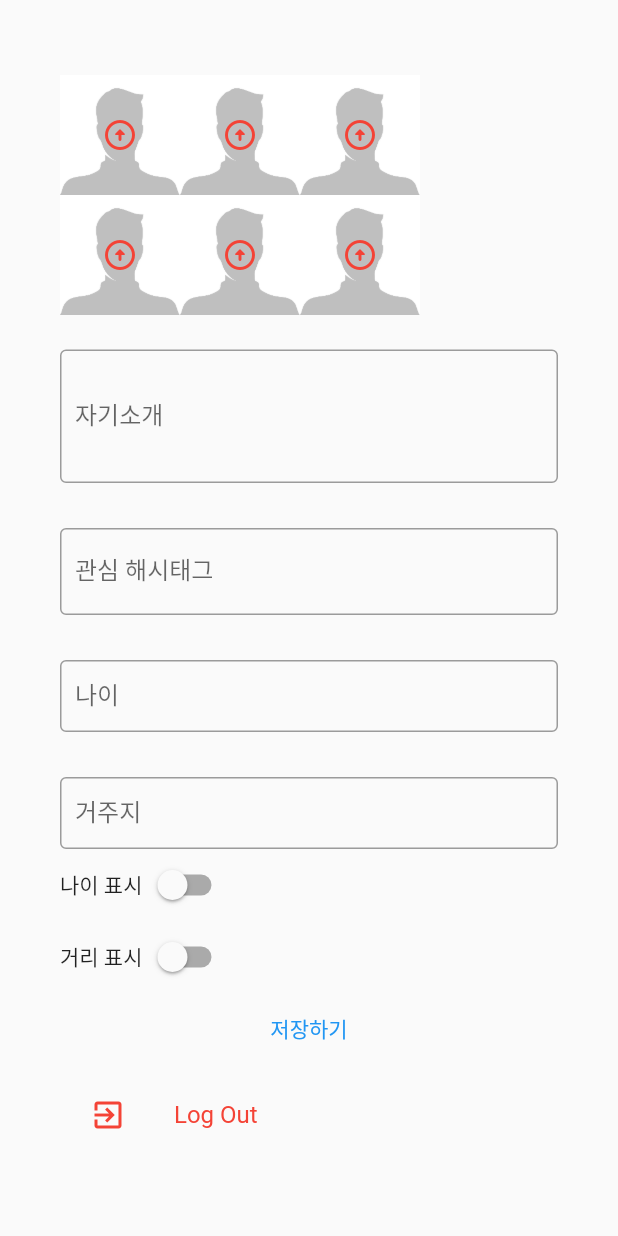
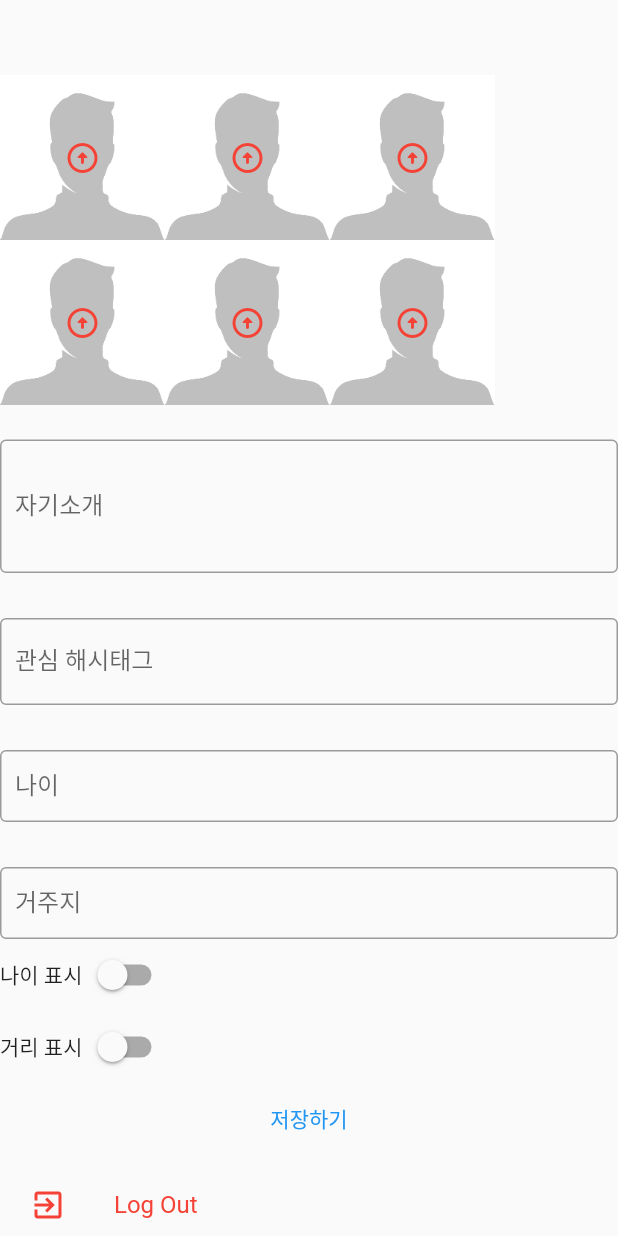
Before and after one commit to LoveCTTS/Alchemy, a Flutter app: the ProfilePage screen opened directly, on a phone screen of 412 x 824 dp. Run offline on Flutter 3.47's test engine with Material 2 defaults, Android fonts, the phone set to English and light mode, and no system bars; our stand-ins replace cloud_firestore, firebase_auth, firebase_core, firebase_storage, flutter_spinkit, geolocator and 4 more; accounts and stored records are empty; Roboto replaces fonts that are missing (Raleway-Regular).

Commit message:
Version1.3.4

```diff
--- a/lib/pages/friends_chat_page.dart
+++ b/lib/pages/friends_chat_page.dart
@@ -135,10 +135,10 @@ class _FriendsChatPageState extends State<FriendsChatPage> {
   //채팅 페이지 디자인 관련 코드인데, 직접 실시간으로 조절하면서 디자인하면되니 설명은 생략함.
   @override
   Widget build(BuildContext context) {
-    //그룹채팅창에서 아무데나 터치해도 될수있게 하기위해 GestureDetector로 Scaffold 전체를 감싸줌
+
     return GestureDetector(
         onTap:(){
-          //사용자들이 그룹채팅창에서 아무데나 터치해도 TextEditor이 내려갈수있게?사라질수있게??하기위해 Focus Out시키는 코드를 삽입
+
           FocusScopeNode currentFocus = FocusScope.of(context); //현재 앱의 focus를 어디에 두고있는지 정보를 저장하고있는 context를 가져와서 currentFocus에 저장
           //Focus가 현재 잡혀있다면(아래 코드는 포커스관련 오류방지를위해 반드시 작성해주어야함)
           if(!currentFocus.hasPrimaryFocus){
--- a/lib/pages/profile_page.dart
+++ b/lib/pages/profile_page.dart
@@ -230,10 +230,10 @@ class _ProfilePageState extends State<ProfilePage> {
     return Scaffold(
         body: GestureDetector(
             child:ListView(
-          padding: EdgeInsets.symmetric(vertical: 50.0,horizontal: 40),
+          padding: EdgeInsets.symmetric(vertical: 50.0,horizontal: 0),
           children: <Widget>[
 
-            Row(
+                Row(
                 children: [
                   GestureDetector(
                       onTap: (){
@@ -241,8 +241,8 @@ class _ProfilePageState extends State<ProfilePage> {
                         _popupEdit(context,0);
                       },
                       child: Container(
-                        height: 80,
-                        width: 80,
+                        height: 110,
+                        width: 110,
                         child: Align(alignment: Alignment.center,child:IconButton(icon: Icon(Icons.arrow_circle_up_rounded, color: Colors.red))),
                         decoration: BoxDecoration(
                           shape: BoxShape.rectangle,
@@ -258,8 +258,8 @@ class _ProfilePageState extends State<ProfilePage> {
                         _popupEdit(context,1);
                       },
                       child: Container(
-                        height: 80,
-                        width: 80,
+                        height: 110,
+                        width: 110,
                         child: Align(alignment: Alignment.center,child:IconButton(icon: Icon(Icons.arrow_circle_up_rounded, color: Colors.red))),
                         decoration: BoxDecoration(
                           shape: BoxShape.rectangle,
@@ -275,8 +275,8 @@ class _ProfilePageState extends State<ProfilePage> {
                         _popupEdit(context,2);
                       },
                       child: Container(
-                        height: 80,
-                        width: 80,
+                        height: 110,
+                        width: 110,
                         child: Align(alignment: Alignment.center,child:IconButton(icon: Icon(Icons.arrow_circle_up_rounded, color: Colors.red))),
                         decoration: BoxDecoration(
                           shape: BoxShape.rectangle,
@@ -295,8 +295,8 @@ class _ProfilePageState extends State<ProfilePage> {
                         _popupEdit(context,3);
                       },
                       child: Container(
-                        height: 80,
-                        width: 80,
+                        height: 110,
+                        width: 110,
                         child: Align(alignment: Alignment.center,child:IconButton(icon: Icon(Icons.arrow_circle_up_rounded, color: Colors.red))),
                         decoration: BoxDecoration(
                           shape: BoxShape.rectangle,
@@ -312,8 +312,8 @@ class _ProfilePageState extends State<ProfilePage> {
                         _popupEdit(context,4);
                       },
                       child: Container(
-                        height: 80,
-                        width: 80,
+                        height: 110,
+                        width: 110,
                         child: Align(alignment: Alignment.center,child:IconButton(icon: Icon(Icons.arrow_circle_up_rounded, color: Colors.red))),
                         decoration: BoxDecoration(
                           shape: BoxShape.rectangle,
@@ -329,8 +329,8 @@ class _ProfilePageState extends State<ProfilePage> {
                         _popupEdit(context,5);
                       },
                       child: Container(
-                        height: 80,
-                        width: 80,
+                        height: 110,
+                        width: 110,
                         child: Align(alignment: Alignment.center,child:IconButton(icon: Icon(Icons.arrow_circle_up_rounded, color: Colors.red))),
                         decoration: BoxDecoration(
                           shape: BoxShape.rectangle,
--- a/lib/services/database_service.dart
+++ b/lib/services/database_service.dart
@@ -1,6 +1,7 @@
 import 'dart:async';
 import 'package:cloud_firestore/cloud_firestore.dart';
 import 'package:firebase_storage/firebase_storage.dart' as firebase_storage;
+import 'package:flutter/cupertino.dart';
 
 class DatabaseService {
 
@@ -452,6 +453,11 @@ class DatabaseService {
 
   }
 
+  Future<List<QueryDocumentSnapshot>> getGroupSnapshots() async{
+
+    QuerySnapshot qn = await groupCollection.get();
+    return qn.docs;
+  }
 
   // 그룹 찾기
   searchByName(String groupName) {
--- a/lib/widgets/group_tile.dart
+++ b/lib/widgets/group_tile.dart
@@ -10,7 +10,6 @@ import 'package:firebase_auth/firebase_auth.dart';
 
 
 class GroupTile extends StatefulWidget {
-  //그룹 타일도 한번 실행후 상태 변화가 없기때문에 StatelessWidget 사용
   final String userName;
   final String groupId;
   final String groupName;
@@ -51,7 +50,7 @@ class GroupTileState extends State<GroupTile>{
   groupNetworkImage() async{
 
     Reference storageReference =
-    _firebaseStorage.ref('user_image/$_userName' + '[0]');
+    _firebaseStorage.ref('group_image/$_userName' + '[0]');
     String downloadURL = await storageReference.getDownloadURL();
     if(downloadURL == null){
       return false;
@@ -165,7 +164,7 @@ class GroupTileState extends State<GroupTile>{
                         decoration: BoxDecoration(
                           shape: BoxShape.circle,
                           image: DecorationImage(
-                            image: _hasNetworkImage? NetworkImage(_profileImageURL):AssetImage("images/default.png"),
+                            image: _hasNetworkImage? NetworkImage(_profileImageURL):AssetImage("images/main_image.png"),
                           ),
                         ),
                       ),
```
Also changed, not shown: lib/pages/agora_page.dart (+70 -94 lines), lib/pages/chat_page.dart (+18 -0 lines), lib/pages/groupChatSettings.dart (added, +16 -0 lines), images/main_image.png (added).
